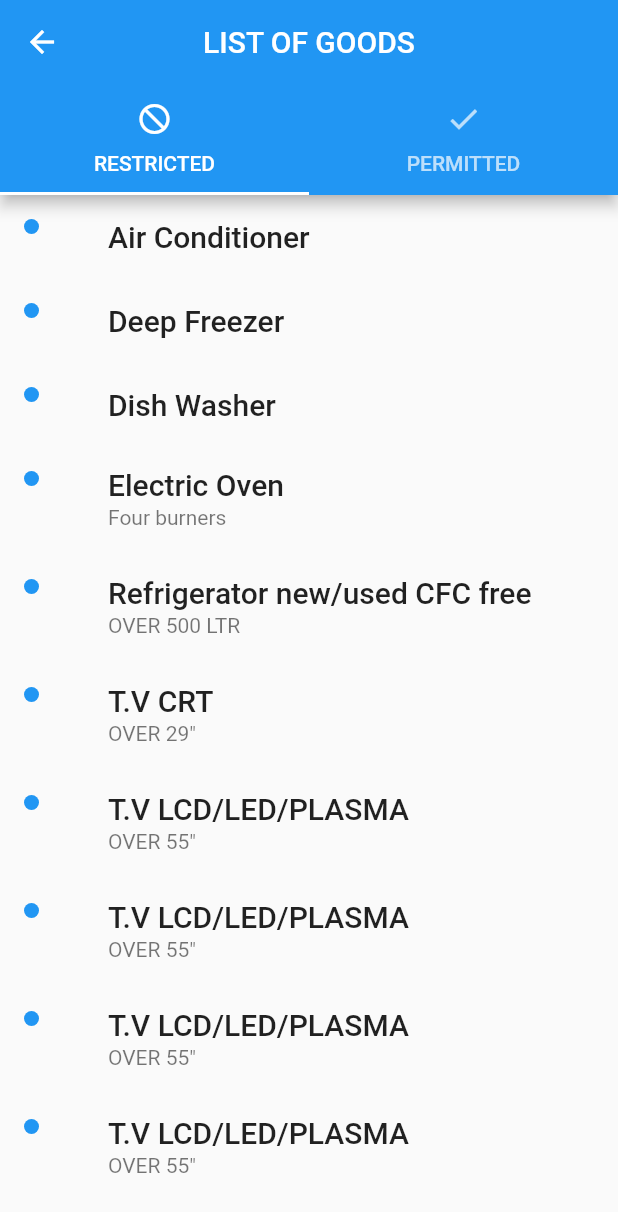
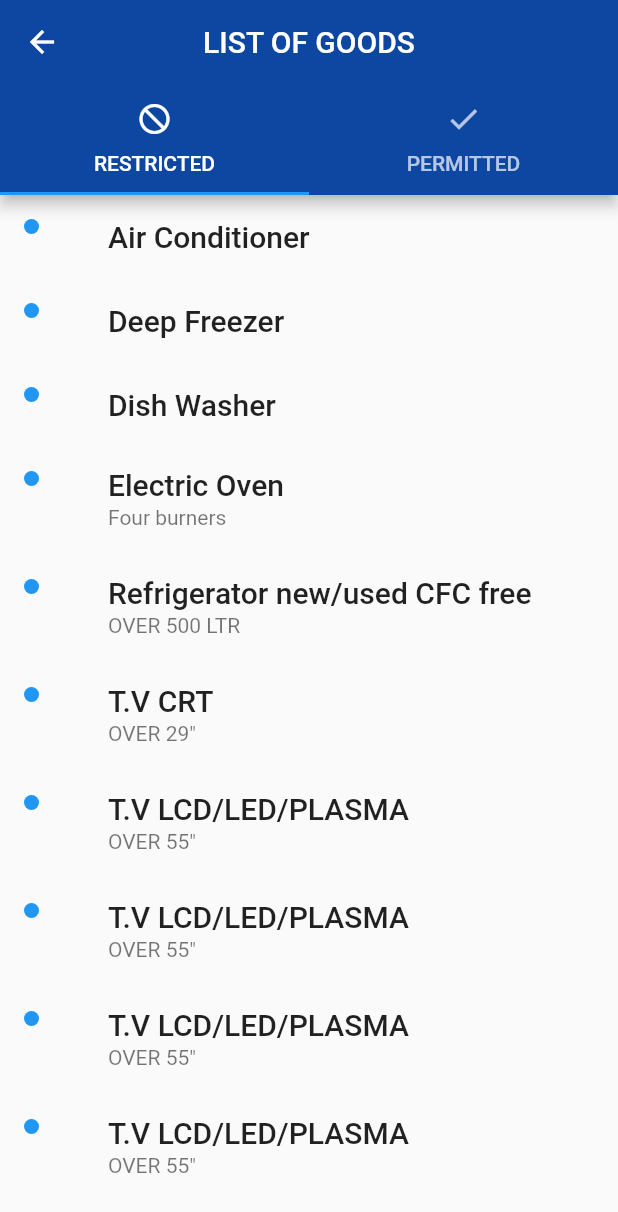
Before and after one commit to pyrecyter/DutyFreeAllowance, a Flutter app: the Items screen opened directly, on a phone screen of 412 x 824 dp. Shown: the top 1212 px of the screen. Run offline on Flutter 3.47's test engine with Material 2 defaults, Android fonts, the phone set to English and light mode, and no system bars; our stand-ins replace webview_flutter.

Commit message:
added color and slcustomsweb

```diff
--- a/lib/items.dart
+++ b/lib/items.dart
@@ -7,6 +7,7 @@ class Items extends StatelessWidget {
       length: 2,
       child: Scaffold(
         appBar: AppBar(
+          backgroundColor: Color(0xff0d47a1),
           bottom: TabBar(
             tabs: [
               Tab(
--- a/lib/menu.dart
+++ b/lib/menu.dart
@@ -42,7 +42,7 @@ class MenuState extends State<Menu> {
         case 3:
         return new OurApps();
       //according to items add here
-      case 3:
+      case 4:
         return new Items();
 
       default:
--- /dev/null
+++ b/lib/slcustomsweb.dart
@@ -0,0 +1 @@
+import 'package:flutter/material.dart';
```
